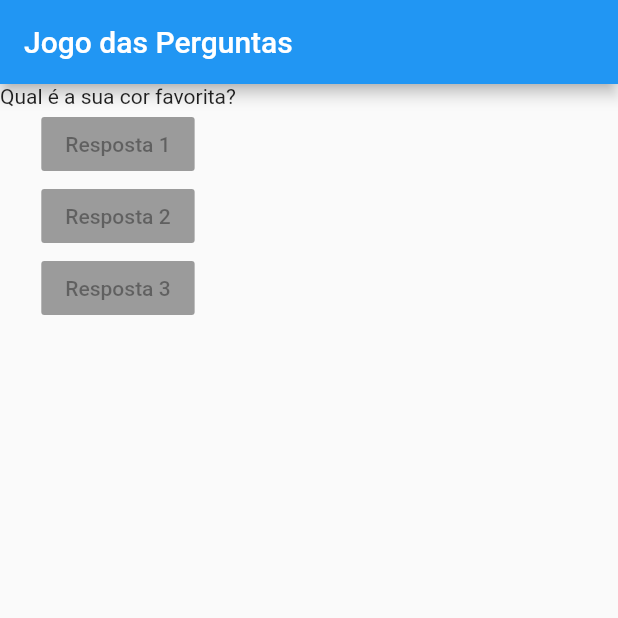
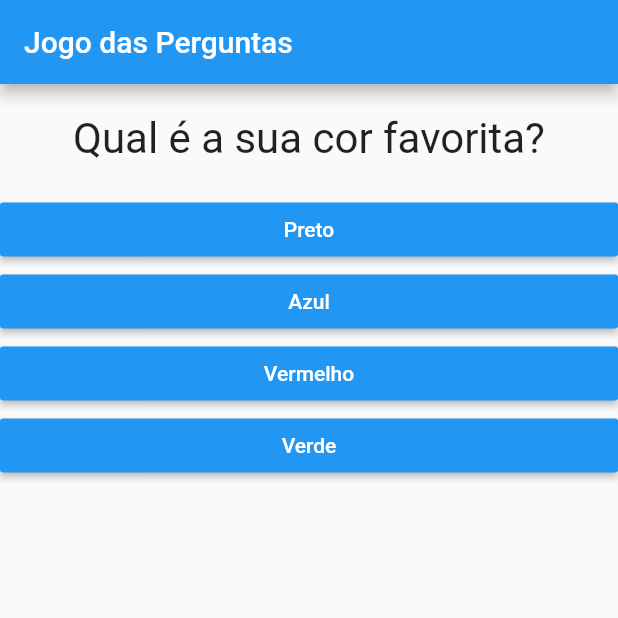
Before and after one commit to vjeremiasbraz/jogo_perguntas, a Flutter app: the screen it shows after launch, on a phone screen of 412 x 824 dp, the top half of it. Run offline on Flutter 3.47's test engine with Material 2 defaults, Android fonts, the phone set to English and light mode, and no system bars.

Commit message:
Until class 54

```diff
--- a/lib/main.dart
+++ b/lib/main.dart
@@ -1,15 +1,83 @@
 import 'package:flutter/material.dart';
+import './questao.dart';
+import './resposta.dart';
 
 main() => runApp(new PerguntaApp());
 
-class PerguntaApp extends StatelessWidget {
+class _PerguntaAppState extends State<PerguntaApp> {
+  var _perguntaSelecionada = 0;
+
+  void _responder() {
+    setState(() {
+      _perguntaSelecionada++;
+    });
+
+    print(_perguntaSelecionada);
+  }
+
   @override
   Widget build(BuildContext context) {
     // Cadastrado uma variável do tipo String para receber as perguntas
-    final List<String> perguntas = [
-      'Qual é a sua cor favorita?',
-      'Qual é seu animal favorito?',
+    final List<Map<String, Object>> perguntas = [
+      {
+        'texto': 'Qual é a sua cor favorita?',
+        'respostas': [
+          'Preto',
+          'Azul',
+          'Vermelho',
+          'Verde',
+        ],
+      },
+      {
+        'texto': 'Qual é seu animal favorito?',
+        'respostas': [
+          'Cão',
+          'Gato',
+          'Galinha',
+          'Anta',
+        ],
+      },
+      {
+        'texto': 'Qual seu nome favorito?',
+        'respostas': [
+          'Maria',
+          'José',
+          'Vinicius',
+          'Thamirys',
+        ],
+      },
+      {
+        'texto': 'Qual seu time favorito?',
+        'respostas': [
+          'Plameiras',
+          'Corinthians',
+          'Flamengo',
+          'São Paulo',
+        ],
+      },
+      {
+        'texto': 'Qual sua cidade de Nascimento?',
+        'respostas': [
+          'Avaré',
+          'SP',
+          'Curitiba',
+          'SJP',
+        ],
+      }
     ];
+    //Criado uma lista de widget com as respostas e vetor vazio para recebe-las
+
+    List<String> respostas =
+        perguntas[_perguntaSelecionada].cast()['respostas'];
+    List<Widget> widgets =
+        respostas.map((item) => Resposta(item, _responder)).toList();
+
+    /*
+    // For passando pelas perguntas
+    for (String textoResp in respostas) {
+      widgets.add(Resposta(textoResp, _responder));
+    }
+    */
 
     // Colocando o return usando o padrão em MaterialAPP
     return MaterialApp(
@@ -21,23 +89,34 @@ class PerguntaApp extends StatelessWidget {
           //Colocado children com tipo Widgets
           children: <Widget>[
             // Passado a pergunta no texto
-            Text(perguntas[0]),
+            Questao(perguntas[_perguntaSelecionada]['texto'].toString()),
+            // Utilização do spread (... que basicamente junta os resultados anteriores)
+            ...respostas.map((item) => Resposta(item, _responder)).toList(),
+
             // Criado 3 botões de resposta
+            /*
             RaisedButton(
               child: Text('Resposta 1'),
-              onPressed: null,
+              onPressed: _responder,
             ),
-            RaisedButton(
-              child: Text('Resposta 2'),
-              onPressed: null,
-            ),
-            RaisedButton(
-              child: Text('Resposta 3'),
-              onPressed: null,
-            ),
+            RaisedButton(child: Text('Resposta 2'), onPressed: _responder
+                // POderia ser usado desta forma direta
+                // { print('Resposta 2 foi selecionada');},
+                ),
+            RaisedButton(child: Text('Resposta 3'), onPressed: _responder
+                // Pode ser passado com arrowfunction
+                //() => print('Resposta 3 foi selecionada'),
+                ),
+                */
           ],
         ),
       ),
     );
   }
 }
+
+class PerguntaApp extends StatefulWidget {
+  _PerguntaAppState createState() {
+    return _PerguntaAppState();
+  }
+}
--- /dev/null
+++ b/lib/questao.dart
@@ -0,0 +1,20 @@
+import 'package:flutter/material.dart';
+
+class Questao extends StatelessWidget {
+  final String texto;
+
+  Questao(this.texto);
+
+  @override
+  Widget build(BuildContext context) {
+    return Container(
+      width: double.infinity,
+      margin: EdgeInsets.all(20),
+      child: Text(
+        texto,
+        style: TextStyle(fontSize: 28),
+        textAlign: TextAlign.center,
+      ),
+    );
+  }
+}
--- /dev/null
+++ b/lib/resposta.dart
@@ -0,0 +1,21 @@
+import 'package:flutter/material.dart';
+
+class Resposta extends StatelessWidget {
+  final String texto;
+  final void Function() quandoSelecionado;
+
+  Resposta(this.texto, this.quandoSelecionado);
+
+  @override
+  Widget build(BuildContext context) {
+    return Container(
+      width: double.infinity,
+      child: RaisedButton(
+        textColor: Colors.white,
+        color: Colors.blue,
+        child: Text(texto),
+        onPressed: quandoSelecionado,
+      ),
+    );
+  }
+}
```
